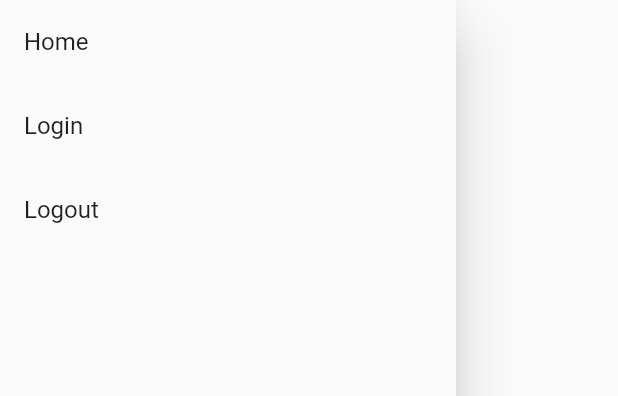
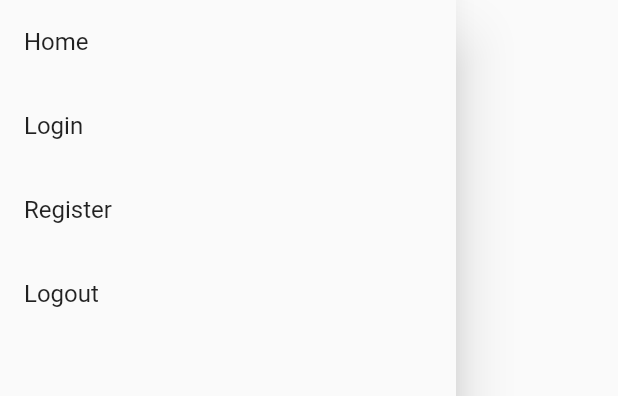
Before and after one commit to PBP-E06/Flutter-Dogewoof, a Flutter app: the DrawerWidget widget shown alone on an empty page, opened directly, on a phone screen of 412 x 824 dp. Shown: the top 396 px of the screen. Run offline on Flutter 3.47's test engine with Material 2 defaults, Android fonts, the phone set to English and light mode, and no system bars; missing offline and left inert: pbp_django_auth.

Commit message:
feat: drawer for register

```diff
--- a/dogewoof/lib/widgets/drawer.dart
+++ b/dogewoof/lib/widgets/drawer.dart
@@ -21,6 +21,12 @@ class DrawerWidget extends StatelessWidget {
             },
         ),
         ListTile(
+            title: const Text('Register'),
+            onTap: () async {
+                Navigator.pushNamed(context, '/register');
+            },
+        ),
+        ListTile(
             title: const Text('Logout'),
             onTap: () async {
                 if (request.loggedIn) {
```
